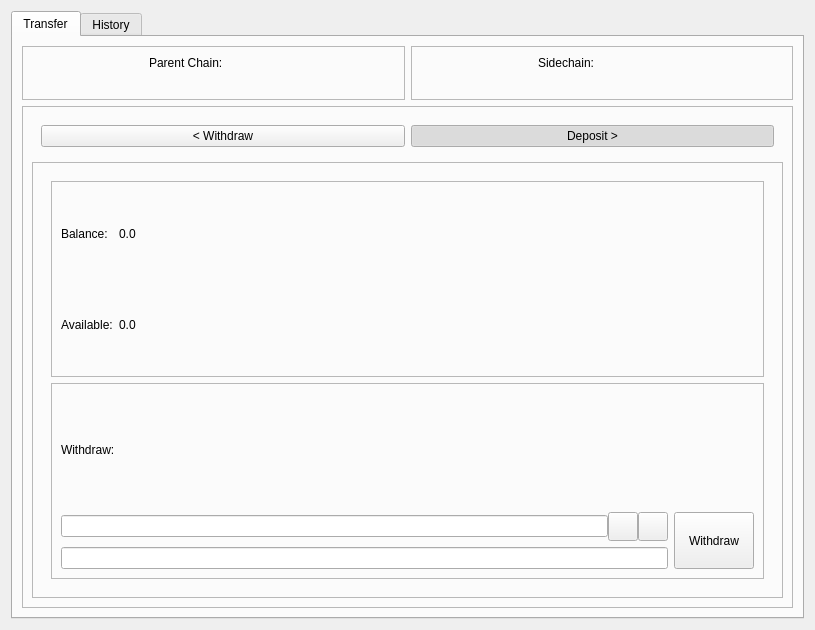
The window that src/qt/forms/sidechainpage.ui (drivechain-old/sidechain) describes before a commit, drawn with Qt 5.
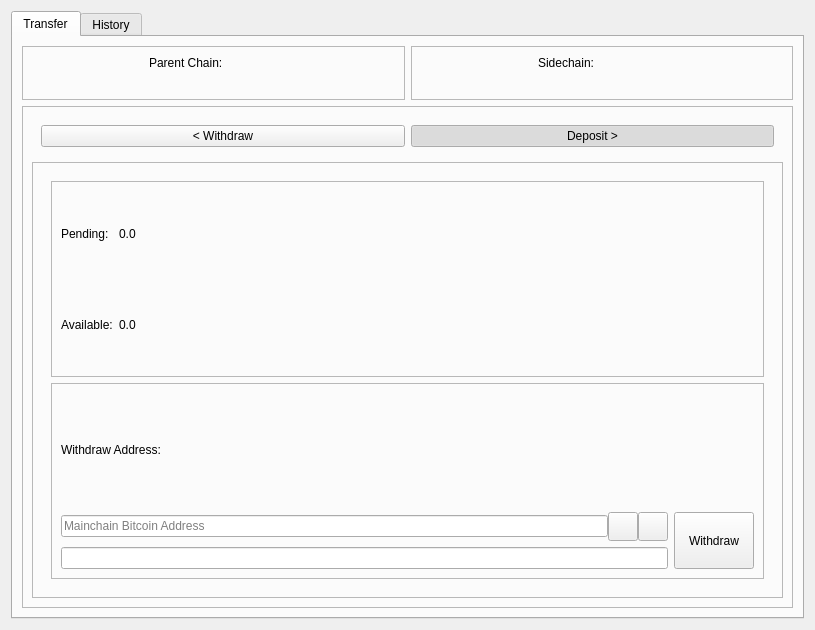
The same window after the commit. The open tabs and pages were chosen to show the change. Icons and pictures are not drawn. Custom widgets are drawn as their Qt base class.

Commit message: Update sidechain page, display balance

What changed in the file:
```diff
--- a/src/qt/forms/sidechainpage.ui
+++ b/src/qt/forms/sidechainpage.ui
@@ -150,7 +150,7 @@
                     <item row="0" column="0">
                      <widget class="QLabel" name="label_5">
                       <property name="text">
-                       <string>Balance:</string>
+                       <string>Pending:</string>
                       </property>
                      </widget>
                     </item>
@@ -210,6 +210,12 @@
                         <property name="toolTip">
                          <string>The Bitcoin address to send the payment to</string>
                         </property>
+                        <property name="text">
+                         <string/>
+                        </property>
+                        <property name="placeholderText">
+                         <string>Mainchain Bitcoin Address</string>
+                        </property>
                        </widget>
                       </item>
                       <item>
@@ -260,7 +266,7 @@
                     <item row="0" column="0">
                      <widget class="QLabel" name="label_9">
                       <property name="text">
-                       <string>Withdraw:</string>
+                       <string>Withdraw Address:</string>
                       </property>
                      </widget>
                     </item>
```
Left out of the diff: 7 changed lines with no effect on the pictures. The commit also changes 3 other files.
